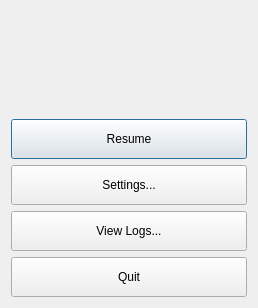
inniyah/thermite3d, file Thermite/ui/MainMenu.ui: the form before one commit.
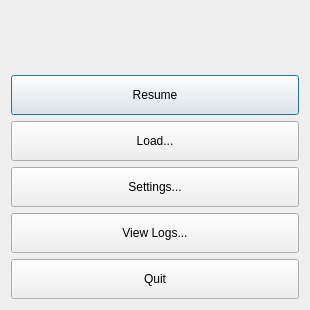
The form after the commit. Icons and pictures are not drawn.

Commit message: Work on main menu.

The edit to the form file:
```diff
--- a/Thermite/ui/MainMenu.ui
+++ b/Thermite/ui/MainMenu.ui
@@ -1,21 +1,23 @@
 <ui version="4.0" >
  <class>MainMenu</class>
- <widget class="QDialog" name="MainMenu" >
-  <property name="geometry" >
+ <widget class="QDialog" name="MainMenu">
+  <property name="geometry">
    <rect>
     <x>0</x>
     <y>0</y>
-    <width>258</width>
-    <height>308</height>
+    <width>310</width>
+    <height>310</height>
    </rect>
   </property>
   <property name="windowTitle" >
    <string>Main Menu</string>
   </property>
-  <layout class="QVBoxLayout" name="verticalLayout" >
-   <item>
-    <widget class="QLabel" name="label" >
-     <property name="text" >
+  <layout class="QGridLayout" name="gridLayout_2">
+   <item row="0" column="0">
+    <layout class="QGridLayout" name="gridLayout">
+     <item row="0" column="0">
+      <widget class="QLabel" name="label">
+       <property name="text">
       <string/>
      </property>
      <property name="pixmap" >
@@ -26,9 +28,9 @@
      </property>
     </widget>
    </item>
-   <item>
-    <widget class="QPushButton" name="mResumeButton" >
-     <property name="minimumSize" >
+     <item row="1" column="0">
+      <widget class="QPushButton" name="mResumeButton">
+       <property name="minimumSize">
       <size>
        <width>0</width>
        <height>40</height>
@@ -49,18 +51,44 @@
      </property>
     </widget>
    </item>
-   <item>
-    <widget class="QPushButton" name="mSettingsButton" >
-     <property name="enabled" >
+     <item row="2" column="0">
+      <widget class="QPushButton" name="mLoadButton">
+       <property name="enabled">
       <bool>true</bool>
      </property>
-     <property name="minimumSize" >
+       <property name="minimumSize">
       <size>
        <width>0</width>
        <height>40</height>
       </size>
      </property>
-     <property name="text" >
+       <property name="text">
+        <string>Load...</string>
+       </property>
+       <property name="icon">
+        <iconset resource="../resources/Qt/ThermiteResources.qrc">
+         <normaloff>:/icons/document-open.svg</normaloff>:/icons/document-open.svg</iconset>
+       </property>
+       <property name="iconSize">
+        <size>
+         <width>32</width>
+         <height>32</height>
+        </size>
+       </property>
+      </widget>
+     </item>
+     <item row="3" column="0">
+      <widget class="QPushButton" name="mSettingsButton">
+       <property name="enabled">
+        <bool>true</bool>
+       </property>
+       <property name="minimumSize">
+        <size>
+         <width>0</width>
+         <height>40</height>
+        </size>
+       </property>
+       <property name="text">
       <string>Settings...</string>
      </property>
      <property name="icon" >
@@ -75,9 +103,9 @@
      </property>
     </widget>
    </item>
-   <item>
-    <widget class="QPushButton" name="mViewLogsButton" >
-     <property name="minimumSize" >
+     <item row="4" column="0">
+      <widget class="QPushButton" name="mViewLogsButton">
+       <property name="minimumSize">
       <size>
        <width>0</width>
        <height>40</height>
@@ -98,9 +126,9 @@
      </property>
     </widget>
    </item>
-   <item>
-    <widget class="QPushButton" name="mQuitButton" >
-     <property name="minimumSize" >
+     <item row="5" column="0">
+      <widget class="QPushButton" name="mQuitButton">
+       <property name="minimumSize">
       <size>
        <width>0</width>
        <height>40</height>
@@ -120,6 +148,8 @@
       </size>
      </property>
     </widget>
+     </item>
+    </layout>
    </item>
   </layout>
  </widget>
```
Left out of the diff: 47 changed lines with no effect on the pictures. Lines whose indentation alone changed are shown as unchanged. The commit also changes 5 other files.
